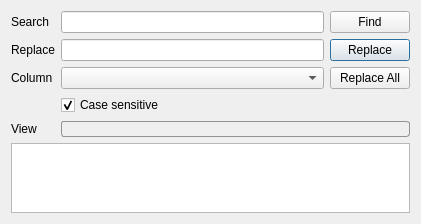
Qt form ui/knecht_search.ui (tappi287/RenderKnecht2) before a commit.
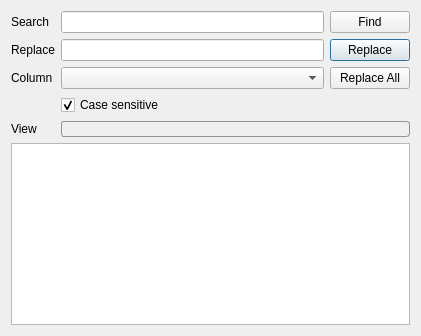
The same form after that commit. Icons and pictures are not drawn.

Patch:
```diff
--- a/ui/knecht_search.ui
+++ b/ui/knecht_search.ui
@@ -7,7 +7,7 @@
     <x>0</x>
     <y>0</y>
     <width>421</width>
-    <height>175</height>
+    <height>336</height>
    </rect>
   </property>
   <property name="windowTitle">
```
Left out of the diff: 4 changed lines with no effect on the pictures.
